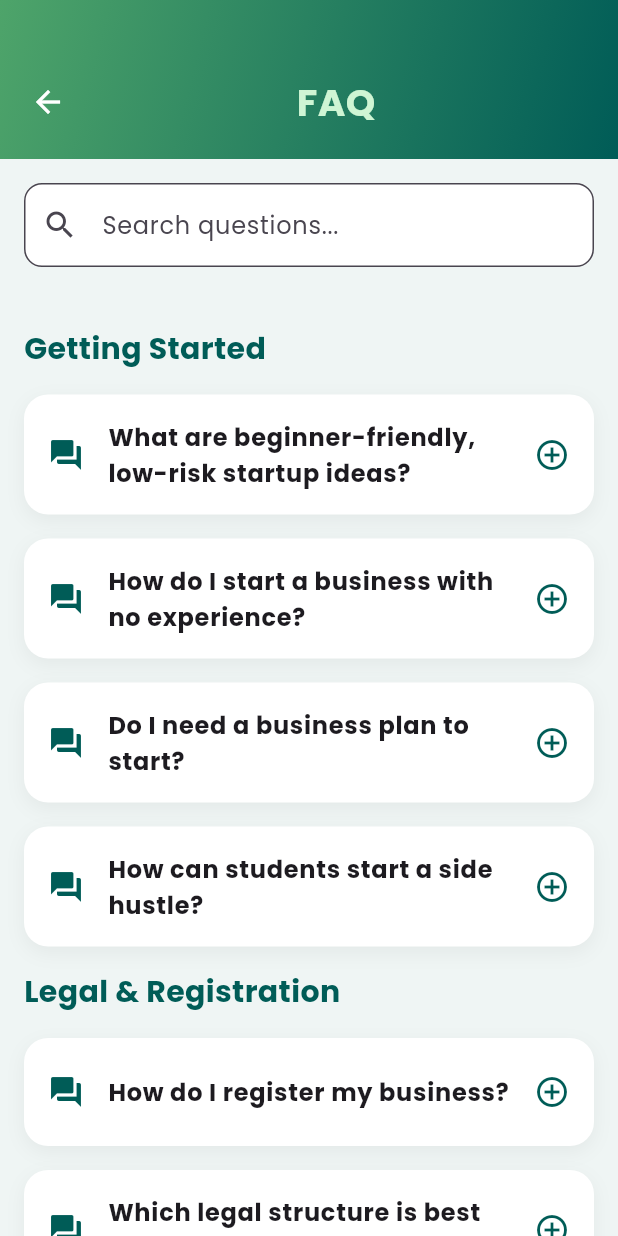
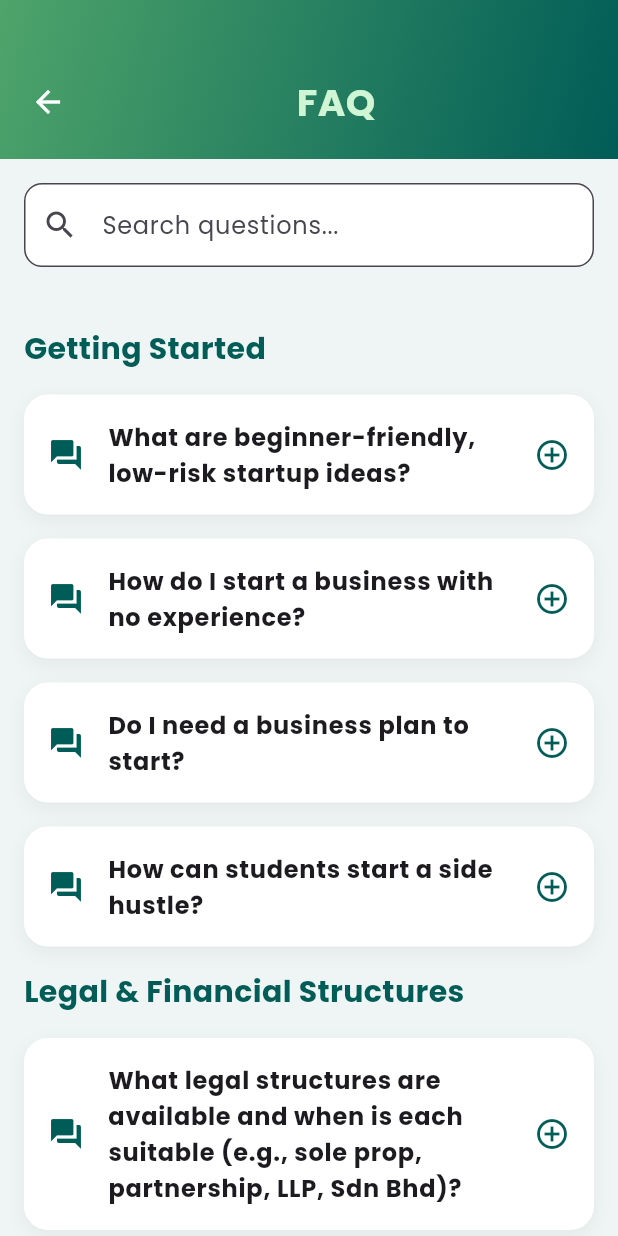
Before and after one commit to vanness-liu/StartSmart, a Flutter app: the Faq screen opened directly, on a phone screen of 412 x 824 dp. Run offline on Flutter 3.47's test engine with Material 3 defaults, Android fonts, the phone set to English and light mode, and no system bars; our stand-ins replace firebase_core, flutter_svg; accounts and stored records are empty.

Commit message:
Update faq.dart

```diff
--- a/frontend/lib/faq.dart
+++ b/frontend/lib/faq.dart
@@ -27,18 +27,18 @@ class _FaqState extends State<Faq> {
       'answer': 'Start with freelancing, content creation, tutoring, or selling digital products online. Keep it flexible to suit your schedule.',
     },
   ],
-  'Legal & Registration': [
+  'Legal & Financial Structures': [
     {
-      'question': 'How do I register my business?',
-      'answer': 'Visit the local company registration portal, submit necessary documents (ID, business name, address), and pay a small fee.',
+      'question': 'What legal structures are available and when is each suitable (e.g., sole prop, partnership, LLP, Sdn Bhd)?',
+      'answer': 'Sole proprietorship: Best for solo, low-risk ventures.\nPartnership/LLP: Good for small co-founded service businesses.\nSendirian Berhad (Sdn Bhd): Ideal for startups seeking investors, liability protection, or future scaling.',
     },
     {
-      'question': 'Which legal structure is best for my business?',
-      'answer': 'It depends on your goals. Sole proprietorship is easy, Sdn Bhd (LLC) gives more protection and credibility.',
+      'question': 'What are suitable funding options for startups with limited capital?',
+      'answer': 'Bootstrapping: Best for early validation stages.\nGovernment grants: MDEC, SME Corp — ideal for tech or innovation-focused ideas.\nMicroloans: TEKUN, MARA for small B40 businesses.\nAngel investment: Suitable after MVP or early traction.',
     },
     {
-      'question': 'Do I need to trademark my business name?',
-      'answer': 'It’s not required, but recommended if your brand is unique and you plan to scale.',
+      'question': 'What financial tools/practices do you recommend for new startups?',
+      'answer': 'Use tools like Google Sheets, QuickBooks, or Wave for budgeting. Track burn rate, set a 3–6 month runway buffer, and monitor cash flow weekly. Include projected vs actual financials.',
     },
     {
       'question': 'What licenses do I need to operate legally?',
@@ -63,7 +63,7 @@ class _FaqState extends State<Faq> {
       'answer': 'Calculate cost, research competitors, and find a price that reflects your value while staying competitive.',
     },
   ],
-  'Growth Strategies': [
+  'Marketing & Growth Strategies': [
     {
       'question': 'How can I scale my business?',
       'answer': 'Automate tasks, expand to new markets, invest in marketing, and build strong partnerships.',
```
